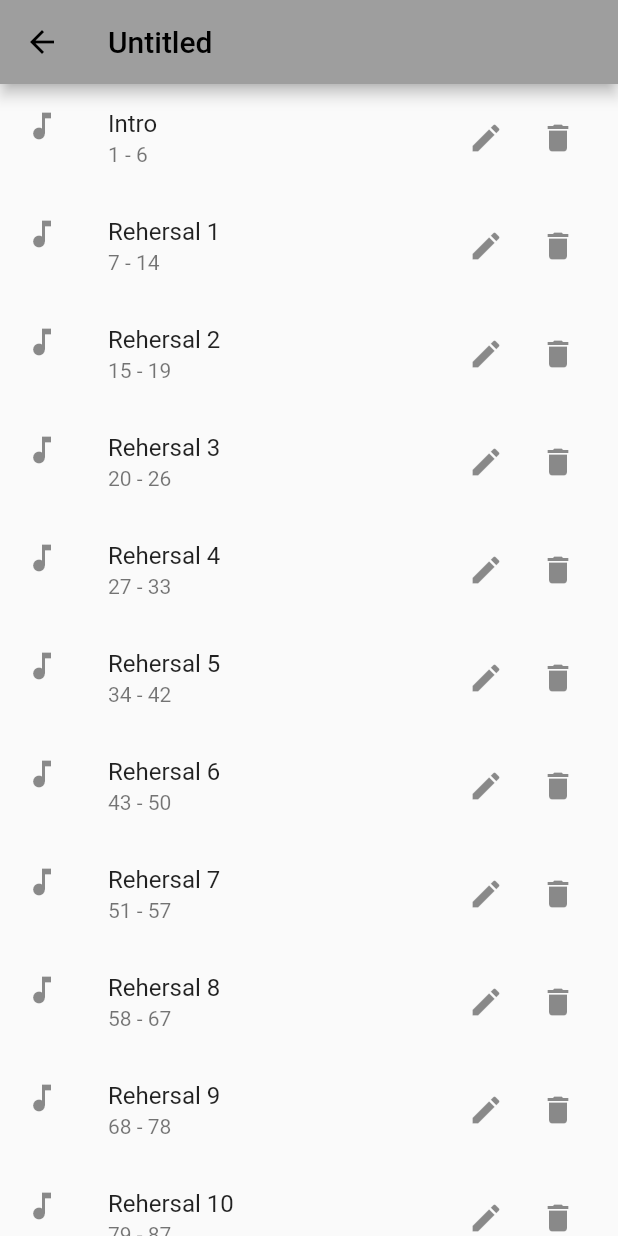
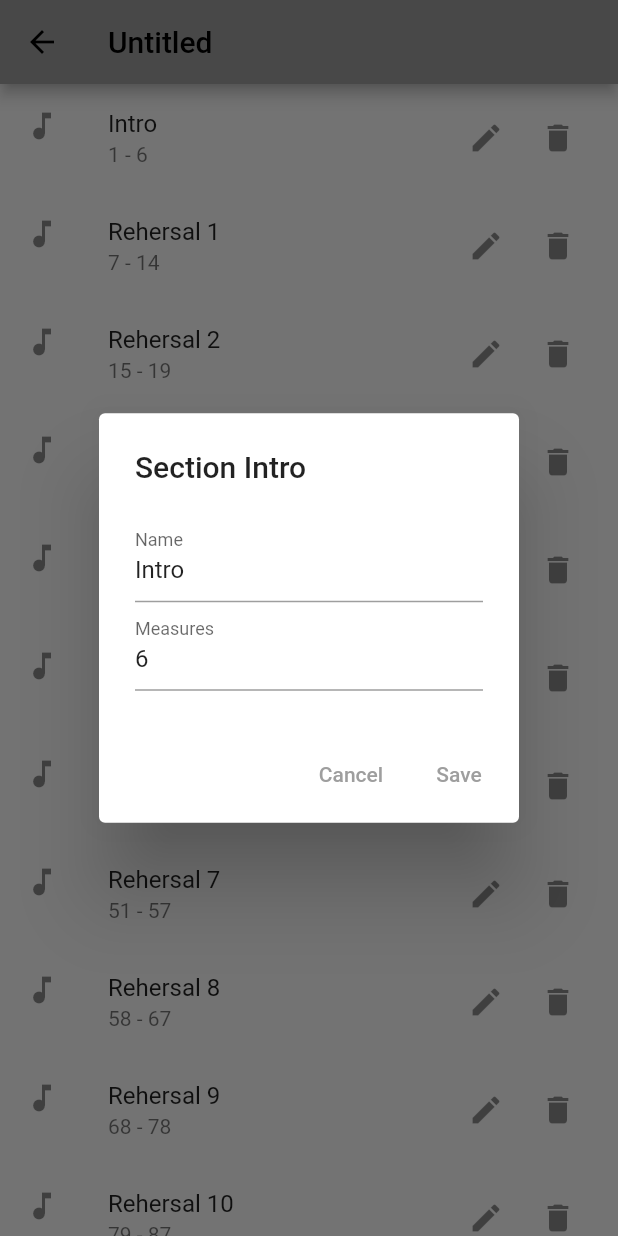
Before and after one commit to JordanRaia/custom-metronome, a Flutter app: the EditSection screen opened by its route, after a tap on the "edit" icon, on a phone screen of 412 x 824 dp. Run offline on Flutter 3.47's test engine with Material 2 defaults, Android fonts, the phone set to English and light mode, and no system bars; missing offline and left inert: soundpool.

Commit message:
edit sections

```diff
--- a/lib/sections.dart
+++ b/lib/sections.dart
@@ -11,9 +11,55 @@ class EditSection extends StatefulWidget {
 class EditSectionState extends State<EditSection> {
   // Edit a Section
   void showEditSection(BuildContext context, int index, Section section) {
+    final nameController = TextEditingController(text: section.name);
+    final measuresController =
+        TextEditingController(text: section.measures.toString());
 
+    showDialog(
+        context: context,
+        builder: (context) {
+          return AlertDialog(
+            title: Text('Section ${nameController.text}'),
+            content: Column(mainAxisSize: MainAxisSize.min, children: <Widget>[
+              TextFormField(
+                controller: nameController,
+                decoration: const InputDecoration(
+                  labelText: 'Name',
+                  hintText: 'Enter a name for this section',
+                ),
+                keyboardType: TextInputType.text,
+              ),
+              TextFormField(
+                controller: measuresController,
+                decoration: const InputDecoration(
+                  labelText: 'Measures',
+                  hintText: 'Enter the number of measures',
+                ),
+                keyboardType: TextInputType.number,
+              ),
+            ]),
+            actions: [
+              TextButton(
+                onPressed: () {
+                  Navigator.of(context).pop();
+                },
+                child: const Text('Cancel'),
+              ),
+              TextButton(
+                onPressed: () {
+                  setState(() {
+                    sections[index].name = nameController.text;
+                    sections[index].measures =
+                        int.parse(measuresController.text);
+                  });
+                  Navigator.of(context).pop();
+                },
+                child: const Text('Save'),
+              ),
+            ],
+          );
+        });
   }
-
 
   @override
   Widget build(BuildContext context) {
@@ -40,7 +86,7 @@ class EditSectionState extends State<EditSection> {
                 children: <Widget>[
                   IconButton(
                     onPressed: () {
-                      // showEditSection(context, index, metronomes[index]);
+                      showEditSection(context, index, sections[index]);
                     },
                     icon: const Icon(Icons.edit),
                   ),
```
